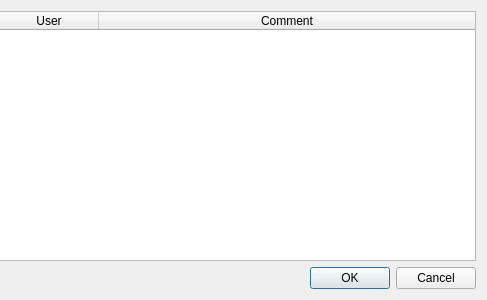
Above: Include/imtgui/CObjectCollectionRevisionDialog.ui from ImagingTools/ImtCore before the change; both pictures show x 213 to 700 and y 0 to 300 of the 700 by 300 pixel window. Below: the same form after it.
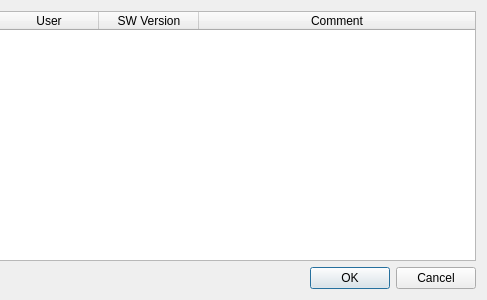
That is the form after the change.

```diff
--- a/Include/imtgui/CObjectCollectionRevisionDialog.ui
+++ b/Include/imtgui/CObjectCollectionRevisionDialog.ui
@@ -26,7 +26,7 @@
       <enum>QAbstractItemView::SelectRows</enum>
      </property>
      <property name="columnCount">
-      <number>4</number>
+      <number>5</number>
      </property>
      <attribute name="horizontalHeaderStretchLastSection">
       <bool>true</bool>
@@ -49,6 +49,11 @@
        <string>User</string>
       </property>
      </column>
+     <column>
+      <property name="text">
+       <string>SW Version</string>
+      </property>
+     </column>
      <column>
       <property name="text">
        <string>Comment</string>
```
